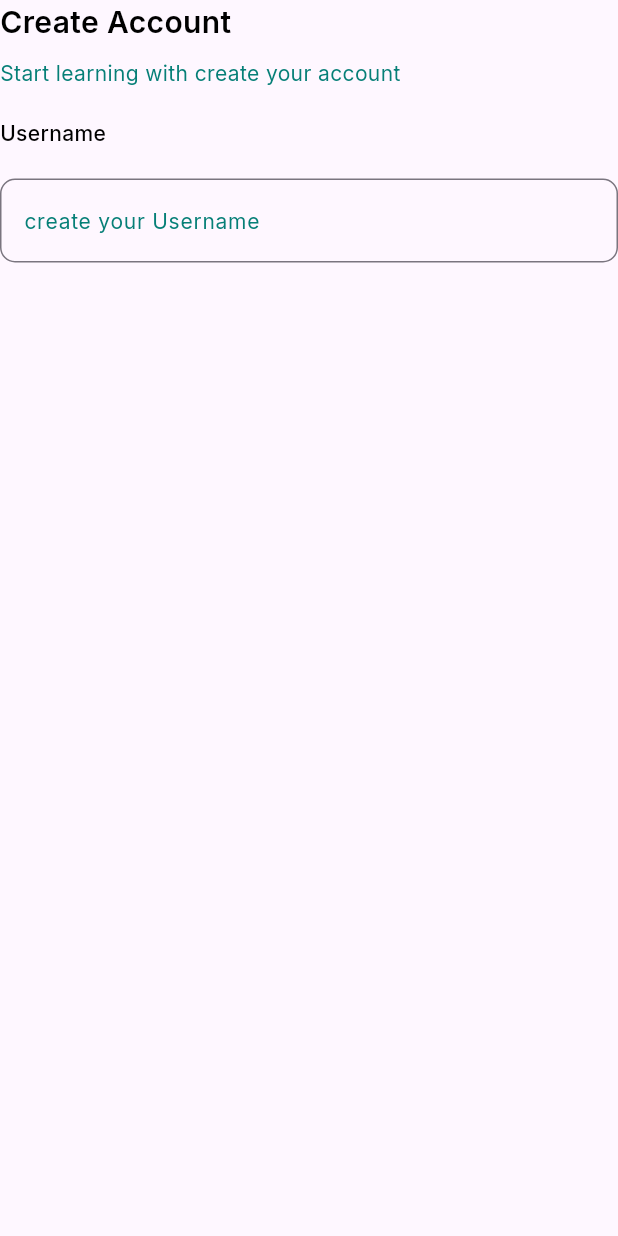
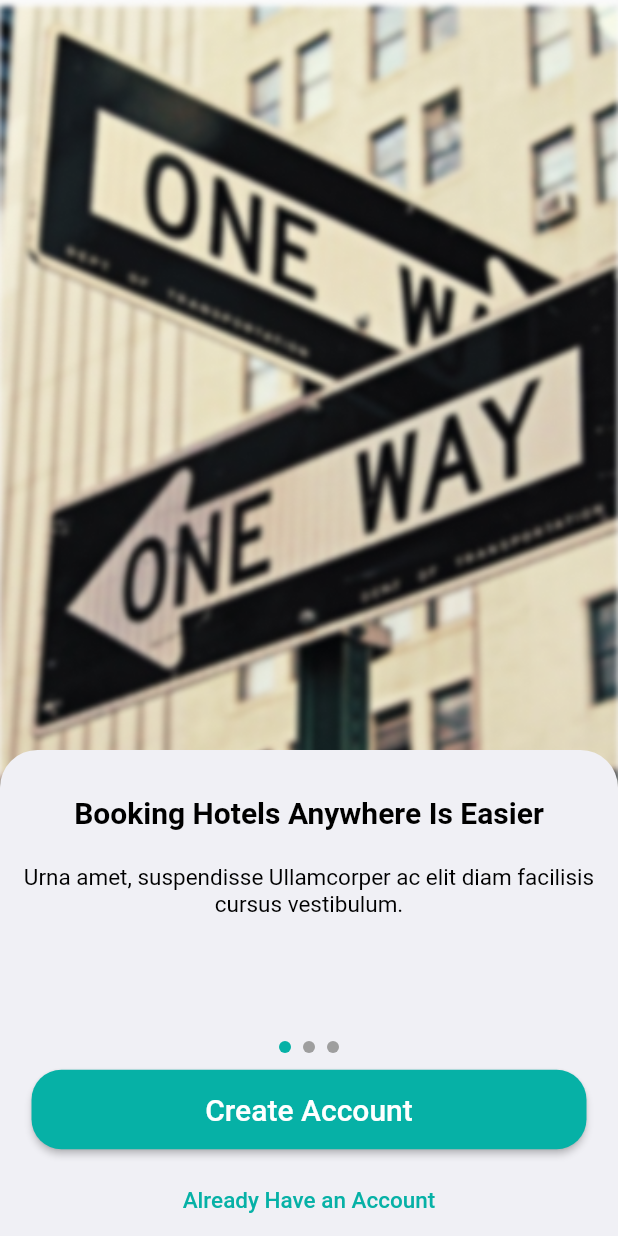
Before and after one commit to MahmoudAbuelazm/HotelResevationapp, a Flutter app: the screen it shows after launch, on a phone screen of 412 x 824 dp. Run offline on Flutter 3.47's test engine with Material 2 defaults, Android fonts, the phone set to English and light mode, and no system bars; our stand-ins replace easy_splash_screen, google_fonts, shared_preferences.

Commit message:
pageView

```diff
--- a/lib/main.dart
+++ b/lib/main.dart
@@ -1,8 +1,19 @@
+import 'package:easy_splash_screen/easy_splash_screen.dart';
 import 'package:flutter/material.dart';
 import 'package:hotel_reservation/screen/createaccountscreen.dart';
+import 'package:hotel_reservation/screen/p_view.dart';
+import 'package:shared_preferences/shared_preferences.dart';
 
-void main() {
-  runApp(const MyApp());
+void main() async {
+
+  WidgetsFlutterBinding.ensureInitialized();
+
+  SharedPreferences prefs = await SharedPreferences.getInstance();
+  bool? decision = prefs.getBool('x');
+  Widget screen = (decision == false || decision == null)? const PView():const MyApp();
+
+
+  runApp(screen);
 }
 
 class MyApp extends StatelessWidget {
@@ -16,7 +27,22 @@ class MyApp extends StatelessWidget {
         colorScheme: ColorScheme.fromSeed(seedColor: Colors.deepPurple),
         useMaterial3: true,
       ),
-      home: CreateAccountScreen(),
+      home:  buildEasySplashScreen(),
+    );
+  }
+
+  EasySplashScreen buildEasySplashScreen() {
+    return EasySplashScreen(
+      logo: Image.asset("images/b.png"),
+      //logoWidth: 170,
+      showLoader: true,
+      loadingText: const Text("Loading.."),
+      navigator:  const CreateAccountScreen(),
+      durationInSeconds: 4,
+      title: const Text(
+        "Very easy to book a hotel",
+        style: TextStyle(fontSize: 20, fontWeight: FontWeight.bold),
+      ),
     );
   }
 }
--- /dev/null
+++ b/lib/modules/pageViewData.dart
@@ -0,0 +1,26 @@
+class Data {
+  final String title;
+  final String description;
+  final String imageUrl;
+
+  Data(
+      {required this.title,
+        required this.description,
+        required this.imageUrl});
+}
+
+final List<Data> myData = [
+  Data(
+      title: "Booking Hotels Anywhere Is Easier",
+      description: "Urna amet, suspendisse Ullamcorper ac elit diam facilisis cursus vestibulum.",
+      imageUrl: "images/Rectangle.png"),
+  Data(
+    title: "plan Your Vacation With Ease",
+    description: "Urna amet, suspendisse Ullamcorper ac elit diam facilisis cursus vestibulum.",
+    imageUrl: "images/Rectangle3.png",
+  ),
+  Data(
+      title: "Thousands Of Hotels To Be Found",
+      description: 'Urna amet, suspendisse Ullamcorper ac elit diam facilisis cursus vestibulum.',
+      imageUrl: "images/Rectangle2.png")
+];
--- a/lib/screen/createaccountscreen.dart
+++ b/lib/screen/createaccountscreen.dart
@@ -10,7 +10,7 @@ class CreateAccountScreen extends StatelessWidget {
     double height = MediaQuery.of(context).size.height;
     return SafeArea(
       child: Scaffold(
-        body: Container(
+        body: SizedBox(
           width: width,
           height: height,
           child: Column(
@@ -24,7 +24,7 @@ class CreateAccountScreen extends StatelessWidget {
                   color: Colors.black,
                 ),
               ),
-              SizedBox(
+              const SizedBox(
                 height: 10,
               ),
               Text(
@@ -32,10 +32,10 @@ class CreateAccountScreen extends StatelessWidget {
                 style: GoogleFonts.inter(
                   fontSize: 14,
                   fontWeight: FontWeight.w400,
-                  color: Color(0xff067F77),
+                  color: const Color(0xff067F77),
                 ),
               ),
-              SizedBox(
+              const SizedBox(
                 height: 20,
               ),
               Text(
@@ -46,7 +46,7 @@ class CreateAccountScreen extends StatelessWidget {
                   color: Colors.black,
                 ),
               ),
-              SizedBox(
+              const SizedBox(
                 height: 20,
               ),
               TextField(
@@ -56,14 +56,14 @@ class CreateAccountScreen extends StatelessWidget {
                   hintStyle: GoogleFonts.inter(
                     fontSize: 14,
                     fontWeight: FontWeight.w400,
-                    color: Color(0xff067F77),
+                    color: const Color(0xff067F77),
                   ),
                   border: OutlineInputBorder(
                     borderRadius: BorderRadius.circular(10),
                   ),
                   focusedBorder: OutlineInputBorder(
                     borderRadius: BorderRadius.circular(10),
-                    borderSide: BorderSide(
+                    borderSide: const BorderSide(
                       color: Color(0xff067F77),
                       width: 2,
                     ),
--- /dev/null
+++ b/lib/screen/p_view.dart
@@ -0,0 +1,169 @@
+import 'dart:async';
+import 'package:flutter/material.dart';
+import 'package:shared_preferences/shared_preferences.dart';
+
+import '../main.dart';
+import '../modules/pageViewData.dart';
+import '../widgets/indicator.dart';
+
+class PView extends StatefulWidget {
+  const PView({super.key});
+
+  @override
+  State<StatefulWidget> createState() => _PViewState();
+}
+
+class _PViewState extends State<PView> {
+  int _currentIndex = 0;
+  final PageController _controller = PageController(
+    initialPage: 0,
+  );
+
+  @override
+  void initState() {
+    super.initState();
+    Timer.periodic(const Duration(seconds: 2), (timer) {
+      _currentIndex = (_currentIndex + 1) % myData.length;
+      _controller.animateToPage(_currentIndex,
+          duration: const Duration(milliseconds: 500), curve: Curves.easeIn);
+    });
+  }
+
+  @override
+  Widget build(BuildContext context) {
+    return MaterialApp(
+      theme: ThemeData(
+        colorScheme:
+        ColorScheme.fromSwatch().copyWith(primary: Colors.pinkAccent),
+      ),
+      routes: {
+        '/a': (ctx) => const MyApp(),
+      },
+      debugShowCheckedModeBanner: false,
+      home: Scaffold(
+        body: Stack(
+          children: <Widget>[
+            Builder(builder: (ctx1) {
+              return PageView(
+                controller: _controller,
+                onPageChanged: (val) {
+                  setState(() {
+                    _currentIndex = val;
+                  });
+                },
+                children: myData
+                    .map(
+                      (item) =>
+                      SingleChildScrollView(
+                        child: Column(
+                          children: <Widget>[
+                            Stack(
+                              children: [
+                                ClipRRect(
+                                  borderRadius: const BorderRadius.only(
+                                      bottomLeft: Radius.circular(15),
+                                      bottomRight: Radius.circular(15)),
+                                  child: Image.asset(
+                                    item.imageUrl,
+                                    width: double.infinity,
+                                    fit: BoxFit.fill,
+                                  ),
+                                ),
+                                Padding(
+                                  padding: const EdgeInsets.only(top: 500.0),
+                                  child: Container(
+                                    width: double.infinity,
+                                    height: 400,
+                                    decoration: const BoxDecoration(
+                                      color: Color.fromRGBO(240, 240, 245, 1),
+                                      borderRadius: BorderRadius.all(
+                                        Radius.circular(25),
+                                      ),
+                                    ),
+                                    child: Column(
+                                      children: [
+                                        const SizedBox(
+                                          height: 30,
+                                        ),
+                                        Text(
+                                          item.title,
+                                          style: const TextStyle(
+                                              fontSize: 20,
+                                              fontWeight: FontWeight.bold,
+                                              color: Colors.black),
+                                        ),
+                                        const SizedBox(
+                                          height: 15,
+                                        ),
+                                        Padding(
+                                          padding: const EdgeInsets.all(8.0),
+                                          child: Text(
+                                            item.description,
+                                            style: const TextStyle(
+                                                color: Colors.black,
+                                                fontSize: 15),
+                                            textAlign: TextAlign.center,
+                                          ),
+                                        ),
+                                        const SizedBox(
+                                          height: 70,
+                                        ),
+                                        Indicator(_currentIndex)
+                                      ],
+                                    ),
+                                  ),
+                                ),
+                              ],
+                            )
+                          ],
+                        ),
+                      ),
+                )
+                    .toList(),
+              );
+            }),
+            Builder(builder: (ctx) {
+              return Align(
+                alignment: const Alignment(0, 0.85),
+                child: SizedBox(
+                  width: 370,
+                  child: ElevatedButton(
+                    style: ButtonStyle(
+
+                      shape: MaterialStateProperty.all<RoundedRectangleBorder>(
+                        RoundedRectangleBorder(
+                          borderRadius: BorderRadius.circular(20.0),
+                        ),
+                      ),
+                      padding:
+                      MaterialStateProperty.all(const EdgeInsets.all(15)),
+                      backgroundColor: MaterialStateProperty.all(
+                          const Color.fromRGBO(6, 177, 166, 1)),
+                    ),
+                    onPressed: () async {
+                      Navigator.of(ctx).pushNamed('/a');
+
+                      SharedPreferences prefs =
+                      await SharedPreferences.getInstance();
+                      prefs.setBool('x', true);
+                    },
+                    child: const Text(
+                      "Create Account",
+                      style: TextStyle(fontSize: 20),
+                    ),
+                  ),
+                ),
+              );
+            }),
+            Align(
+              alignment: const Alignment(0, 1),
+              child: TextButton(onPressed: () {},
+                  child: const Text("Already Have an Account",
+                    style: TextStyle(fontSize: 15, color:Color.fromRGBO(6, 177, 166, 1)),)),
+            ),
+          ],
+        ),
+      ),
+    );
+  }
+}
--- /dev/null
+++ b/lib/widgets/indicator.dart
@@ -0,0 +1,30 @@
+import 'package:flutter/material.dart';
+
+class Indicator extends StatelessWidget {
+  final int index;
+
+  const Indicator(this.index, {super.key});
+
+  @override
+  Widget build(BuildContext context) {
+    return Row(
+      mainAxisAlignment: MainAxisAlignment.center,
+      children: <Widget>[
+        buildContainer(0),
+        buildContainer(1),
+        buildContainer(2),
+      ],
+    );
+  }
+
+  StatelessWidget buildContainer(int i){
+    return
+      Container(
+      margin: const EdgeInsets.all(4),
+      height: 8,
+      width: 8,
+      decoration:
+       BoxDecoration( color: index == i? const Color.fromRGBO(6, 177, 166, 1) : Colors.grey, shape: BoxShape.circle),
+    );
+  }
+}
--- a/pubspec.yaml
+++ b/pubspec.yaml
@@ -37,6 +37,8 @@ dependencies:
   cupertino_icons: ^1.0.2
   google_fonts: ^6.0.0
   flutter_svg: ^2.0.7
+  easy_splash_screen: ^1.0.4
+  shared_preferences: ^2.2.1
 
 dev_dependencies:
   flutter_test:
@@ -61,8 +63,8 @@ flutter:
   uses-material-design: true
 
   # To add assets to your application, add an assets section, like this:
-  # assets:
-  #   - images/a_dot_burr.jpeg
+  assets:
+    - images/
   #   - images/a_dot_ham.jpeg
 
   # An image asset can refer to one or more resolution-specific "variants", see
```
Also changed, not shown: images/Rectangle.png (added), images/Rectangle2.png (added), images/Rectangle3.png (added), images/b.png (added), pubspec.lock, 2 other files.
